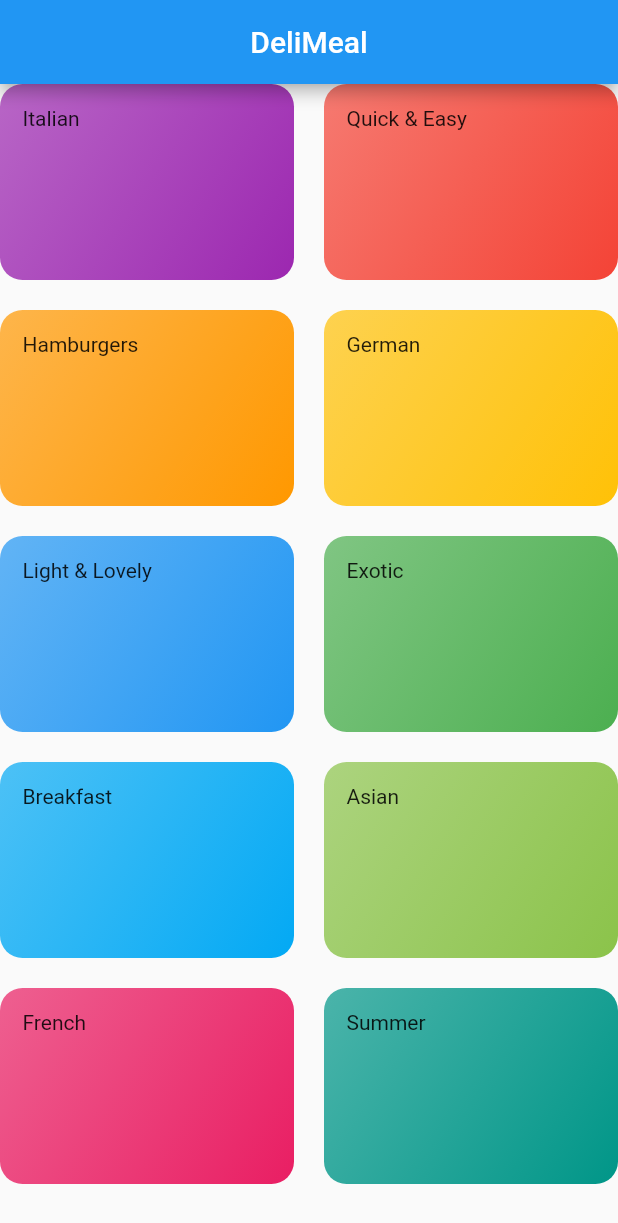
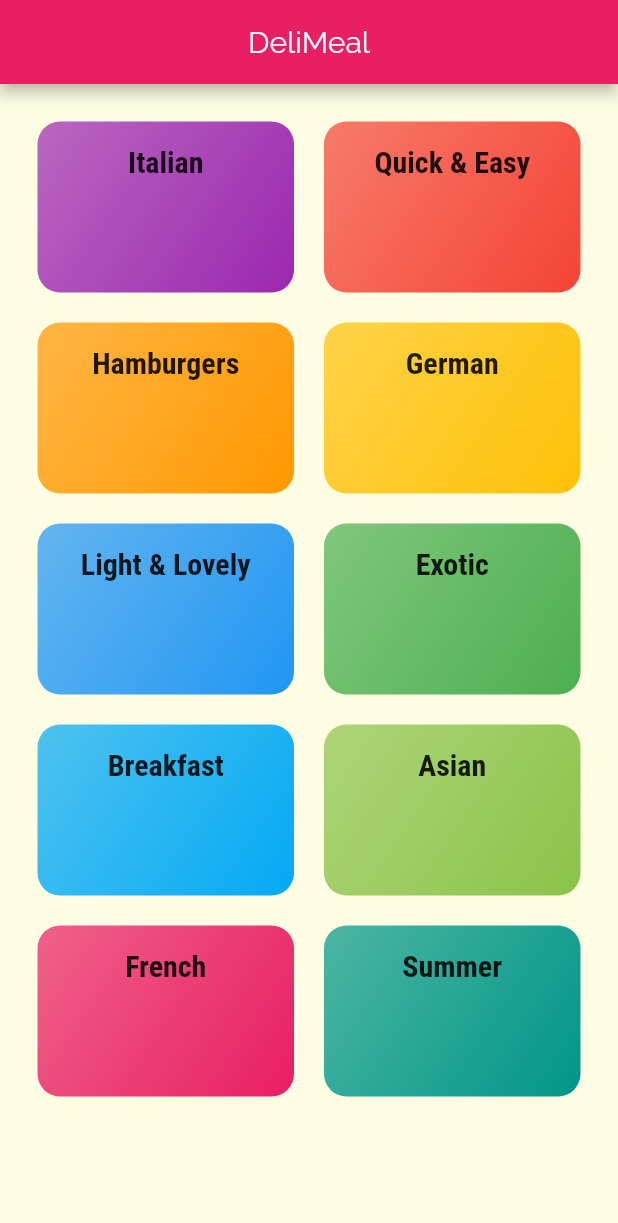
Before and after one commit to teorich/mealsapp, a Flutter app: the screen it shows after launch, on a phone screen of 412 x 824 dp. Shown: the top 1223 px of the screen. Run offline on Flutter 3.47's test engine with Material 2 defaults, Android fonts, the phone set to English and light mode, and no system bars.

Commit message:
working on navigation

```diff
--- a/lib/categories_screen.dart
+++ b/lib/categories_screen.dart
@@ -21,9 +21,12 @@ class CategoriesScreen extends StatelessWidget {
             maxCrossAxisExtent: 200,childAspectRatio: 3/2,
             crossAxisSpacing: 20,
             mainAxisSpacing: 20),
+            padding: const
+            EdgeInsets.all(25),
 
           children: DUMMY_CATEGORIES.map((catData) =>
             CategoryItem(
+              catData.id,
               catData.title,
             catData.color),
 
--- a/lib/category_item.dart
+++ b/lib/category_item.dart
@@ -1,18 +1,36 @@
 
 
 import 'package:flutter/material.dart';
+import 'package:mealsapp/category_meals_screen.dart';
 
 class CategoryItem extends StatelessWidget {
+  final String id;
   final String title;
   final Color color;
 
-  const CategoryItem(this.title, this.color);
+  const CategoryItem(this.id,this.title, this.color);
+
+  void selectCategory(BuildContext ctx){
+    Navigator.of(ctx).push(
+      MaterialPageRoute(builder: (_) {
+        return CategoryMealScreen(id,title,color);
+      }));
+
+  }
 
   @override
   Widget build(BuildContext context) {
-    return Container(
+    return InkWell(
+            onTap: () => selectCategory(context),
+            splashColor: Theme.of(context).primaryColor,
+            borderRadius: BorderRadius.circular(15),
+
+          child: Container(
         padding: const  EdgeInsets.all(15),
-      child: Text(title),
+        child: Text(
+          title,
+          style: Theme.of(context).textTheme.title,),
+          alignment: Alignment.topCenter,
         decoration: BoxDecoration(
           gradient: LinearGradient(colors: [
             color.withOpacity(0.7),
@@ -22,6 +40,7 @@ class CategoryItem extends StatelessWidget {
             ),
             borderRadius: BorderRadius.circular(15),
                   ),
+      ),
     );
   }
 }
--- a/lib/main.dart
+++ b/lib/main.dart
@@ -10,8 +10,24 @@ class MyApp extends StatelessWidget {
     return MaterialApp(
       title: 'DeliMeals',
       theme: ThemeData(
+        primarySwatch: Colors.pink,
+        accentColor: Colors.amber,
+        canvasColor: Color.fromRGBO(255, 254, 229, 1),
+        fontFamily: 'RaleWay',
+        textTheme: ThemeData.light().textTheme.copyWith(
+          body1: TextStyle(
+            color: Color.fromRGBO(20, 51, 51, 1)
+          ),
 
-        primarySwatch: Colors.blue,
+          body2: TextStyle(
+            color: Color.fromRGBO(20, 51, 51, 1)
+          ),
+          title: TextStyle(
+            fontSize:20,
+            fontFamily: 'RobotoCondensed',
+            fontWeight: FontWeight.bold
+          )
+        )
       ),
       home: CategoriesScreen(),
     );
```
Also changed, not shown: lib/category_meals_screen.dart (added, +27 -0 lines), pubspec.yaml (+17 -6 lines), assets/fonts/Raleway-Black.ttf (added), assets/fonts/Raleway-Bold.ttf (added), assets/fonts/Raleway-Regular.ttf (added), assets/fonts/RobotoCondensed-Bold.ttf (added), assets/fonts/RobotoCondensed-Italic.ttf (added), assets/fonts/RobotoCondensed-Light.ttf (added), assets/fonts/RobotoCondensed-Regular.ttf (added). Lines whose indentation alone changed are shown as unchanged.
